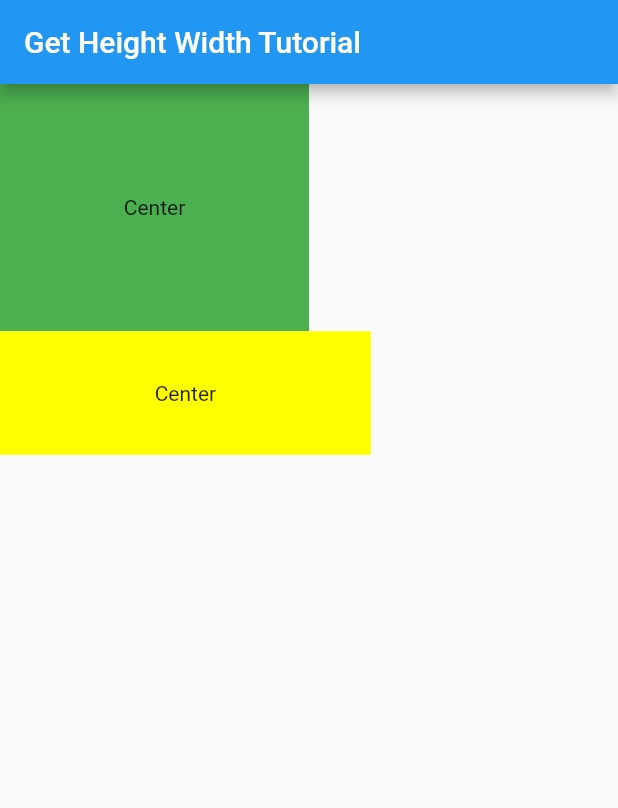
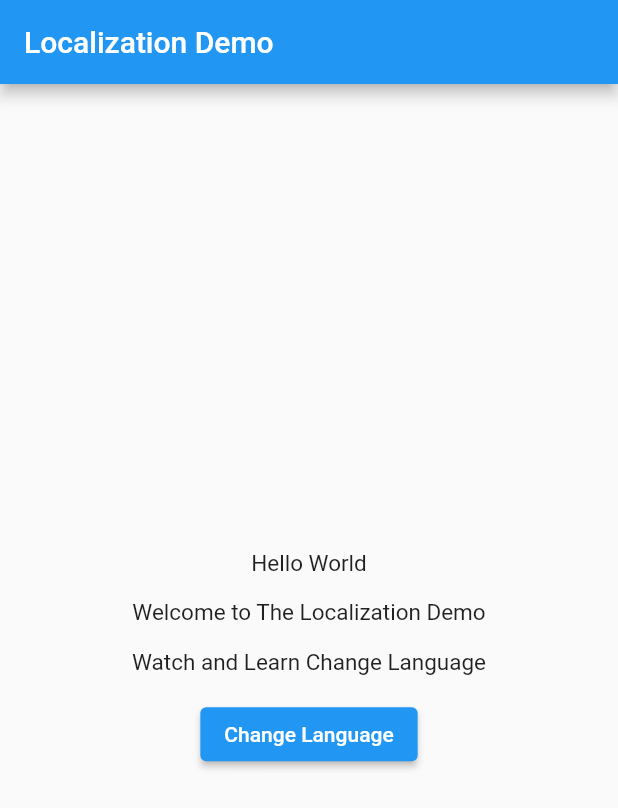
Before and after one commit to rajkayasth/Flutter_GetX_tutorial, a Flutter app: the screen it shows after launch, on a phone screen of 412 x 824 dp. Shown: the top 808 px of the screen. Run offline on Flutter 3.47's test engine with Material 2 defaults, Android fonts, the phone set to English and light mode, and no system bars; our stand-ins replace get.

Commit message:
- Get X Localization Completed With Two Different Demos

```diff
--- /dev/null
+++ b/lib/laungauges.dart
@@ -0,0 +1,31 @@
+import 'package:get/get_navigation/src/root/internacionalization.dart';
+
+class Languages extends Translations {
+  @override
+  Map<String, Map<String, String>> get keys => {
+        'en_US': {
+          'message': 'What is your name',
+          'name': 'Raj Kayasth',
+          'hello': 'Hello World',
+          'userMessage': 'Welcome to The Localization Demo',
+          'changeLanguage': 'Change Language',
+          'userDesc':'Watch and Learn Change Language',
+
+        },
+        'hi_IN': {
+          'hello': 'हैलो वर्ल्ड',
+          'userMessage': 'स्थानीयकरण डेमो में आपका स्वागत है',
+          'changeLanguage': 'भाषा बदलें',
+          'userDesc':'भाषा बदलें देखें और सीखें',
+
+        },
+        'ur_PK': {
+          'message': 'آپ کا نام کیا ہے',
+          'name': 'راج کیاستھ',
+          'hello': 'ہیلو ورلڈ',
+          'userMessage': 'لوکلائزیشن ڈیمو میں خوش آمدید',
+          'userDesc':'دیکھیں اور سیکھیں زبان تبدیل کریں۔',
+          'changeLanguage': 'زبان تبدیل کریں'
+        }
+      };
+}
--- /dev/null
+++ b/lib/localization_demo_2.dart
@@ -0,0 +1,101 @@
+import 'package:flutter/cupertino.dart';
+import 'package:flutter/material.dart';
+import 'package:get/get.dart';
+
+class LocalizationDemoTwo extends StatefulWidget {
+  const LocalizationDemoTwo({Key? key}) : super(key: key);
+
+  @override
+  State<LocalizationDemoTwo> createState() => _LocalizationDemoTwoState();
+}
+
+class _LocalizationDemoTwoState extends State<LocalizationDemoTwo> {
+  final List locale = [
+    {'name': 'ENGLISH', 'locale': const Locale('en', 'US')},
+    {'name': 'हिंदी', 'locale': const Locale('hi', 'IN')},
+    {'name': 'اردو', 'locale': const Locale('ur', 'PK')},
+  ];
+
+  buildDialog(BuildContext context) {
+    showDialog(
+      context: context,
+      builder: (context) {
+        return AlertDialog(
+          title: Text("Choose a Language"),
+          content: Container(
+            width: double.maxFinite,
+            child: ListView.separated(
+                shrinkWrap: true,
+                itemBuilder: (context, index) {
+                  return Padding(
+                    padding: const EdgeInsets.all(8.0),
+                    child: GestureDetector(
+                        onTap: () {
+                          print(locale[index]['name']);
+                          updatelanguage(locale[index]['locale']);
+                        },
+                        child: Text(locale[index]['name'])),
+                  );
+                },
+                separatorBuilder: (context, index) {
+                  return const Divider(
+                    color: CupertinoColors.inactiveGray,
+                  );
+                },
+                itemCount: locale.length),
+          ),
+        );
+      },
+    );
+  }
+
+  updatelanguage(Locale locale) {
+    Get.back();
+    Get.updateLocale(locale);
+  }
+
+  @override
+  Widget build(BuildContext context) {
+    return Scaffold(
+      appBar: AppBar(
+        title: const Text("Localization Demo"),
+      ),
+      body: Center(
+        child: Column(
+          mainAxisAlignment: MainAxisAlignment.center,
+          crossAxisAlignment: CrossAxisAlignment.center,
+          children: [
+            Text(
+              "hello".tr,
+              style: TextStyle(fontSize: 15),
+            ),
+            SizedBox(
+              height: 15,
+            ),
+            Text(
+              "userMessage".tr,
+              style: TextStyle(fontSize: 15),
+            ),
+            SizedBox(
+              height: 15,
+            ),
+            Text(
+              "userDesc".tr,
+              style: TextStyle(fontSize: 15),
+            ),
+            SizedBox(
+              height: 15,
+            ),
+            ElevatedButton(
+                onPressed: () {
+                  /* var locale = Locale('hi', 'IN');
+                  Get.updateLocale(locale);*/
+                  buildDialog(context);
+                },
+                child: Text("changeLanguage".tr)),
+          ],
+        ),
+      ),
+    );
+  }
+}
--- a/lib/main.dart
+++ b/lib/main.dart
@@ -1,7 +1,8 @@
 import 'package:flutter/material.dart';
 import 'package:get/get.dart';
-import 'package:getx_tutorial/get_height_width_demo.dart';
-import 'package:getx_tutorial/navigation_home_screen.dart';
+import 'package:getx_tutorial/laungauges.dart';
+import 'package:getx_tutorial/localization_demo.dart';
+import 'package:getx_tutorial/localization_demo_2.dart';
 import 'package:getx_tutorial/screen_one.dart';
 import 'package:getx_tutorial/screen_two.dart';
 
@@ -16,7 +17,11 @@ class MyApp extends StatelessWidget {
   @override
   Widget build(BuildContext context) {
     return GetMaterialApp(
+      debugShowCheckedModeBanner: false,
       title: 'Flutter Demo',
+      locale: Locale('en', 'US'),
+      translations: Languages(),
+      fallbackLocale: Locale('en', 'US'),
       theme: ThemeData(
         primarySwatch: Colors.blue,
       ),
@@ -26,8 +31,15 @@ class MyApp extends StatelessWidget {
             name: "/",
             page: () =>
 
+                ///If want to use Localization in App
+                ///For Demo 1
+                // LocalizationDemo(),
+
+                ///For Demo 2
+                LocalizationDemoTwo()
+
             ///if want to use get height width tutorial
-              GetHeightWidth(),
+            //GetHeightWidth(),
 
             ///If Navigate to Navigation demo Page
             //NavigationHomeScreen(),
```
Also changed, not shown: lib/localization_demo.dart (added, +49 -0 lines). Lines whose indentation alone changed are shown as unchanged.
